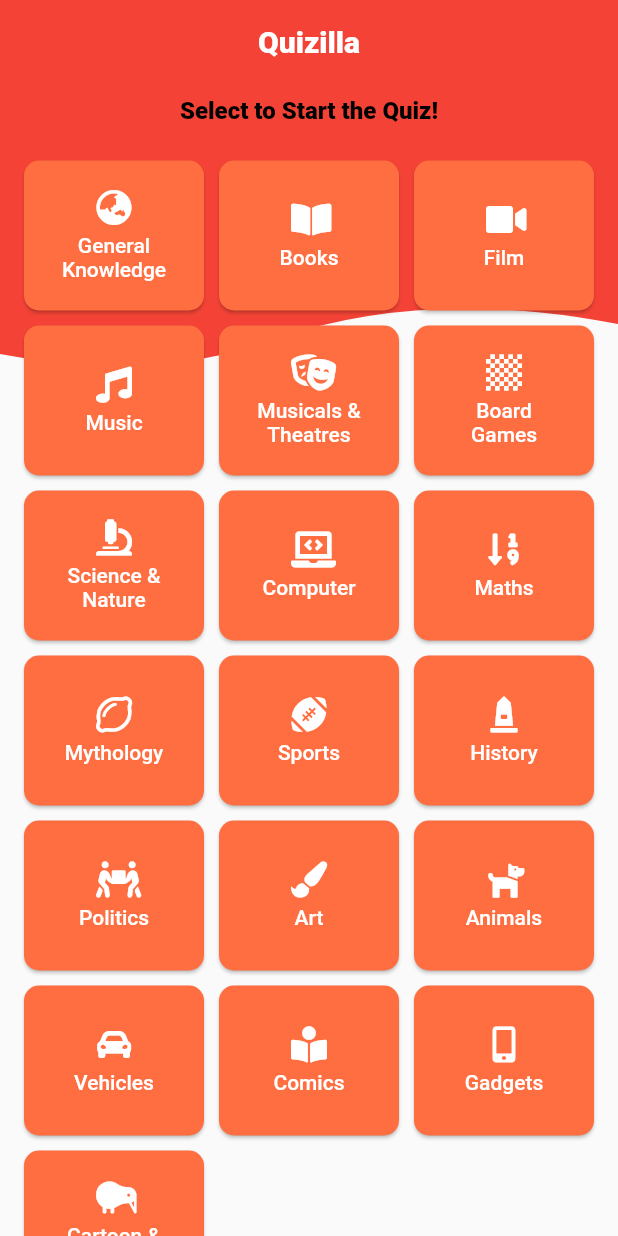
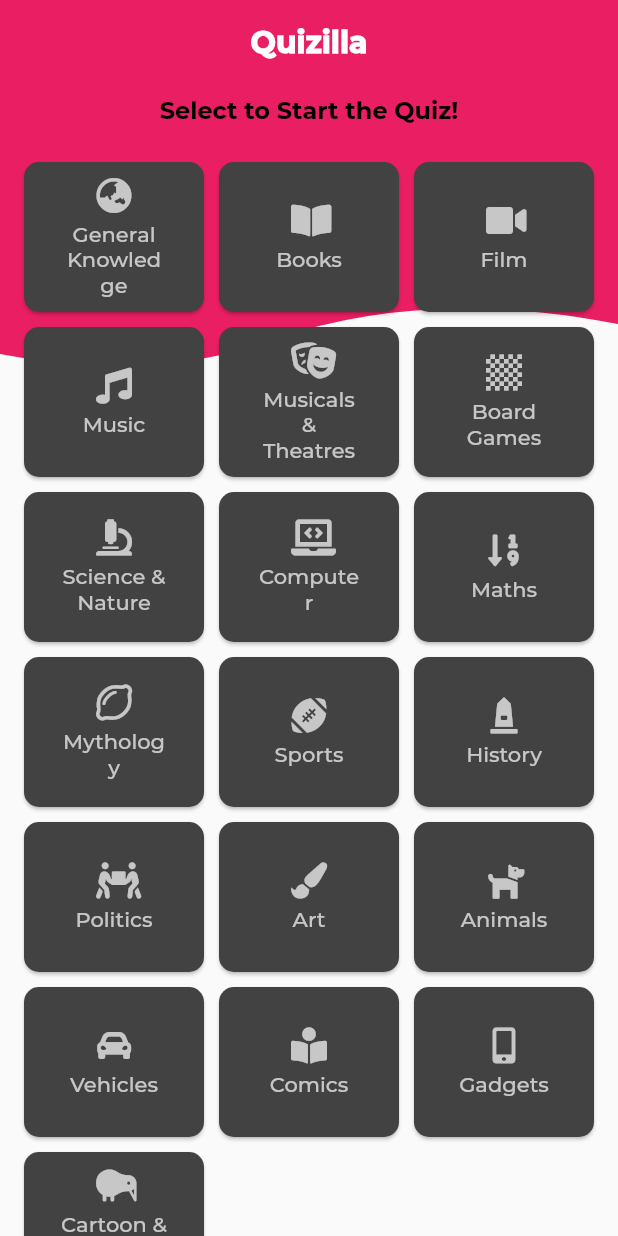
Before and after one commit to IOxCyber/Quizilla, a Flutter app: the screen it shows after launch, on a phone screen of 412 x 824 dp. Run offline on Flutter 3.47's test engine with Material 2 defaults, Android fonts, the phone set to English and light mode, and no system bars; drawn by our look-alikes of auto_size_text; our stand-ins replace flutter_custom_clippers, font_awesome_flutter, html_unescape; Roboto replaces fonts that are missing (Montserrat Bold).

Commit message:
files updated

```diff
--- a/lib/main.dart
+++ b/lib/main.dart
@@ -8,14 +8,14 @@ class MyApp extends StatelessWidget {
   Widget build(BuildContext context) {
     return MaterialApp(
       debugShowCheckedModeBanner: false,
-      title: 'Quizilla',
+      title: 'Open Trivia',
       theme: ThemeData(
-          primarySwatch: Colors.red,
-          accentColor: Colors.blueAccent,
-          fontFamily: "Montserrat Bold",
-          buttonColor: Colors.red,
+          primarySwatch: Colors.pink,
+          accentColor: Colors.indigo,
+          fontFamily: "Montserrat",
+          buttonColor: Colors.pink,
           buttonTheme: ButtonThemeData(
-              buttonColor: Colors.black,
+              buttonColor: Colors.pink,
               shape: RoundedRectangleBorder(
                 borderRadius: BorderRadius.circular(20.0),
               ),
--- a/lib/ui/pages/home.dart
+++ b/lib/ui/pages/home.dart
@@ -62,7 +62,12 @@ class HomePage extends StatelessWidget {
                   padding: const EdgeInsets.all(16.0),
                   sliver: SliverGrid(
                       gridDelegate: SliverGridDelegateWithFixedCrossAxisCount(
-                          crossAxisCount: 3,
+                          crossAxisCount:
+                              MediaQuery.of(context).size.width > 1000
+                                  ? 7
+                                  : MediaQuery.of(context).size.width > 600
+                                      ? 5
+                                      : 3,
                           childAspectRatio: 1.2,
                           crossAxisSpacing: 10.0,
                           mainAxisSpacing: 10.0),
@@ -86,8 +91,8 @@ class HomePage extends StatelessWidget {
       shape: RoundedRectangleBorder(
         borderRadius: BorderRadius.circular(10.0),
       ),
-      color: Colors.deepOrangeAccent,
-      textColor: Colors.white,
+      color: Colors.grey.shade800,
+      textColor: Colors.white70,
       child: Column(
         mainAxisAlignment: MainAxisAlignment.center,
         children: <Widget>[
```
Also changed, not shown: lib/ui/pages/quiz_page.dart (+20 -5 lines).
